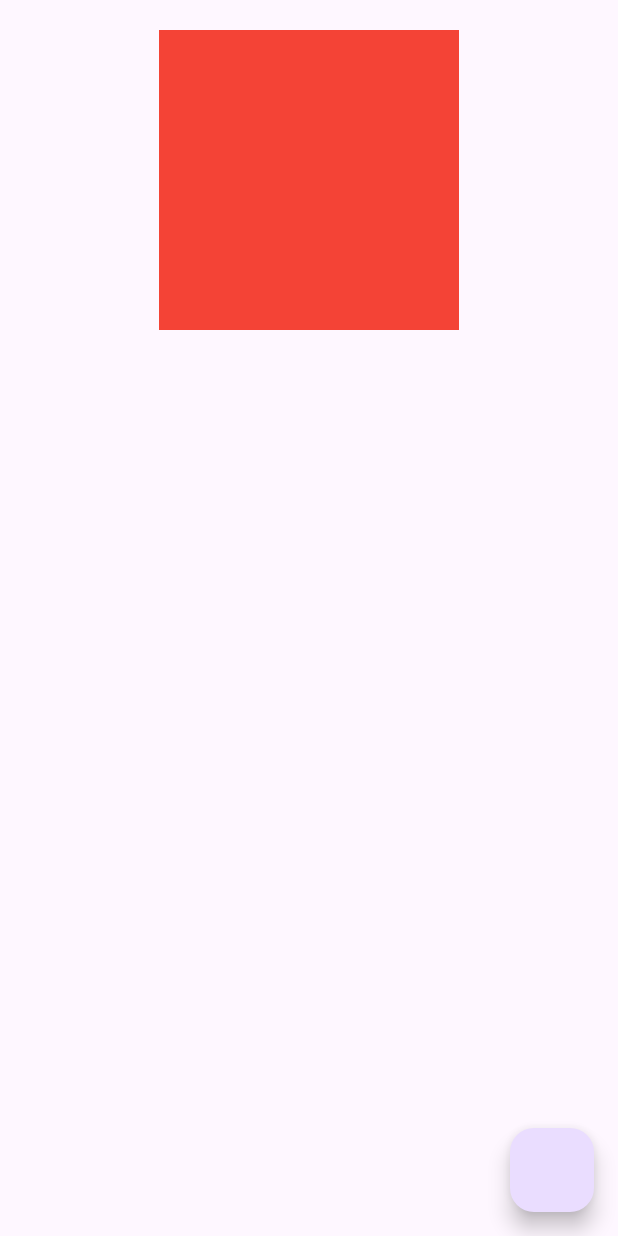
After one commit to Abdalaziz-Tello/flutter_ui_albarakah_2025, a Flutter app: the ContainerPage screen opened directly, on a phone screen of 412 x 824 dp. The commit adds this screen. Run offline on Flutter 3.47's test engine with Material 3 defaults, Android fonts, the phone set to English and light mode, and no system bars.

Commit message:
animation

```diff
--- /dev/null
+++ b/lib/view/implici_page/container_page.dart
@@ -0,0 +1,73 @@
+import 'package:flutter/material.dart';
+
+class ContainerPage extends StatefulWidget {
+   ContainerPage({super.key});
+
+  @override
+  State<ContainerPage> createState() => _ContainerPageState();
+}
+
+class _ContainerPageState extends State<ContainerPage> {
+double width = 200;
+
+double height = 200;
+
+Color color= Colors.red;
+double padding = 0;
+double opacity=0;
+
+  @override
+  Widget build(BuildContext context) {
+    return Scaffold(
+      body: Center(
+        child: Column(
+          children: [
+            // ? non logical behavior
+            AnimatedPadding(padding: EdgeInsets.all(padding), duration: Duration(seconds: 3),
+
+            child: AnimatedOpacity(opacity: opacity, duration: Duration(seconds: 3),
+            child: Text("Hello World"),
+            ),
+            ),
+            AnimatedContainer(
+              duration: Duration(seconds: 2),
+              width: width,
+              height: height,
+              color: color,
+            ),
+          ],
+        ),
+      ),
+      floatingActionButton: FloatingActionButton(onPressed: (){
+        width=width+60;
+        height=height+60;
+        color=Colors.blue;
+        padding=padding+20;
+        opacity=1;
+        setState(() {
+
+
+        });
+      }),
+    );
+  }
+}
+
+
+class HealineTextPage extends StatelessWidget {
+   HealineTextPage({super.key});
+  Tween<double> tween = Tween(begin: 0.0,end:1.0 );
+
+  @override
+  Widget build(BuildContext context) {
+    return Scaffold(
+      body: Column(
+        children: [
+          TweenAnimationBuilder(tween: tween, duration: Duration(seconds: 4), builder: (context, value, child) => Opacity(opacity: value,child: Padding(padding: EdgeInsets.all(value*20),child: Text("Hello World",style: TextStyle(fontSize: value*32),),),),),
+          Row(),
+
+        ],
+      ),
+    );
+  }
+}
```
Also changed, not shown: lib/main.dart (+4 -27 lines), lib/model/fav_model.dart (deleted, +0 -28 lines), lib/model/product_model.dart (deleted, +0 -10 lines), lib/service/favorite_service.dart (deleted, +0 -27 lines), lib/view/fav_page.dart (deleted, +0 -32 lines), lib/view/implici_page/home_page_nav.dart (added, +44 -0 lines), lib/view/product_page.dart (deleted, +0 -37 lines).
